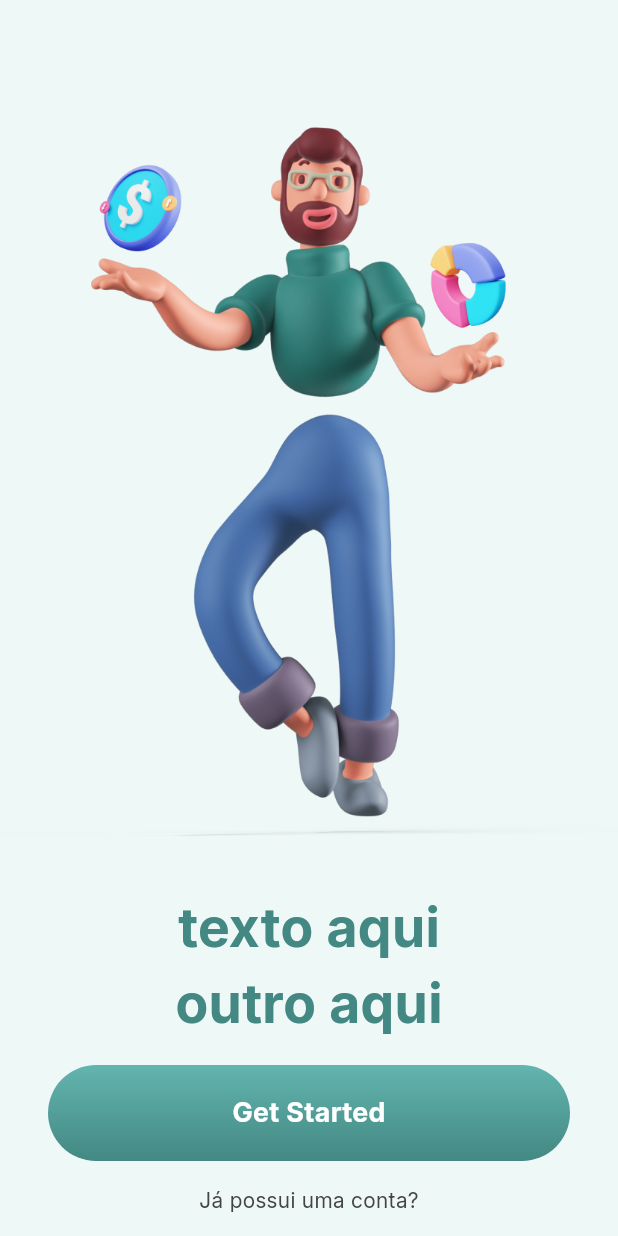
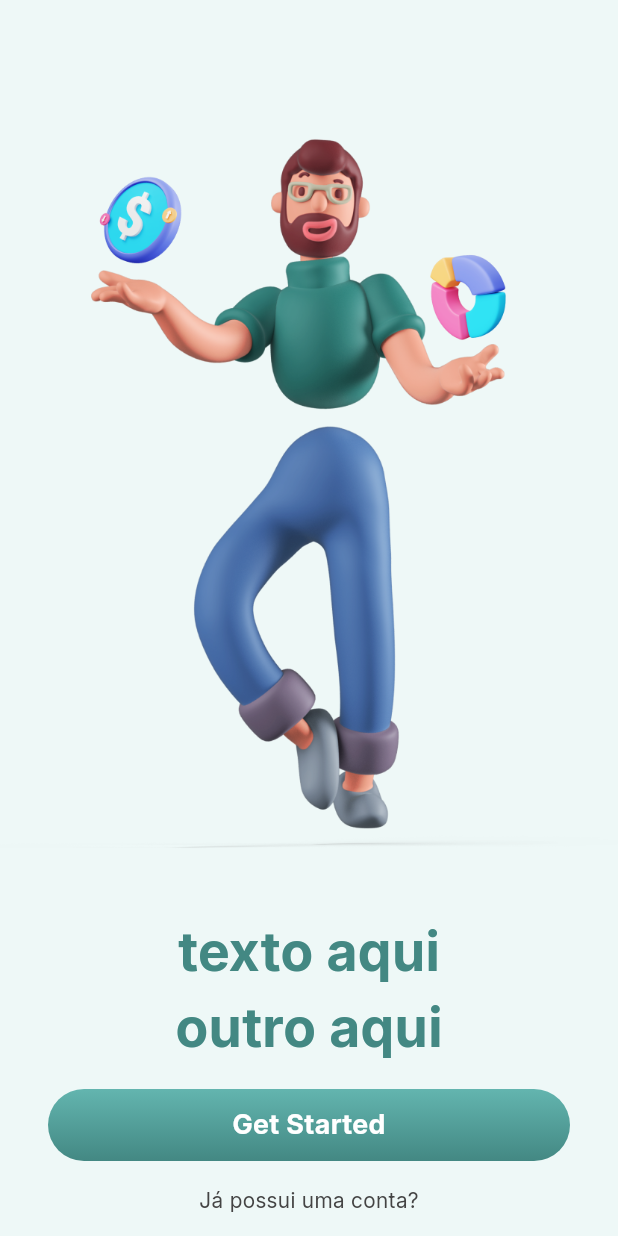
Before and after one commit to Emerson018/mps_project, a Flutter app: the screen it shows after launch, on a phone screen of 412 x 824 dp. Run offline on Flutter 3.47's test engine with Material 3 defaults, Android fonts, the light colour scheme and no system bars.

Commit message:
V8, refatorando o código

```diff
--- a/mps_app/lib/common/widgets/primary_button.dart
+++ b/mps_app/lib/common/widgets/primary_button.dart
@@ -8,13 +8,14 @@ class PrimaryButton extends StatelessWidget {
 
   const PrimaryButton({super.key, this.onPressed, required this.text}); // Usando o super parâmetro aqui
 
+  final BorderRadius _borderRadius = const BorderRadius.all(Radius.circular(24.0));
+
   @override
   Widget build(BuildContext context) {
-    return Material(
-      borderRadius: const BorderRadius.all(Radius.circular(38.0)),
-      child: Ink(
+    return Ink(
+      height: 48.0,
       decoration: BoxDecoration(
-          borderRadius: const BorderRadius.all(Radius.circular(38.0)),
+        borderRadius: _borderRadius,
         gradient: LinearGradient(
           begin: Alignment.topCenter,
           end: Alignment.bottomCenter,
@@ -24,21 +25,15 @@ class PrimaryButton extends StatelessWidget {
         ),
       ),
       child: InkWell(
-          borderRadius: const BorderRadius.all(Radius.circular(38.0)),
+        borderRadius: _borderRadius,
         onTap: onPressed,
-          child: Container(
-            decoration: const BoxDecoration(
-              borderRadius: BorderRadius.all(Radius.circular(38.0)),
-            ),
-            alignment: Alignment.center,
-            height: 64.0,
+        child: Align(
           child: Text(
             text,
             style: AppTextStyles.mediumText18.copyWith(color: AppColors.white),
           ),
         ),
       ),
-      ),
     );
   }
 }
```
Lines whose indentation alone changed are shown as unchanged.
